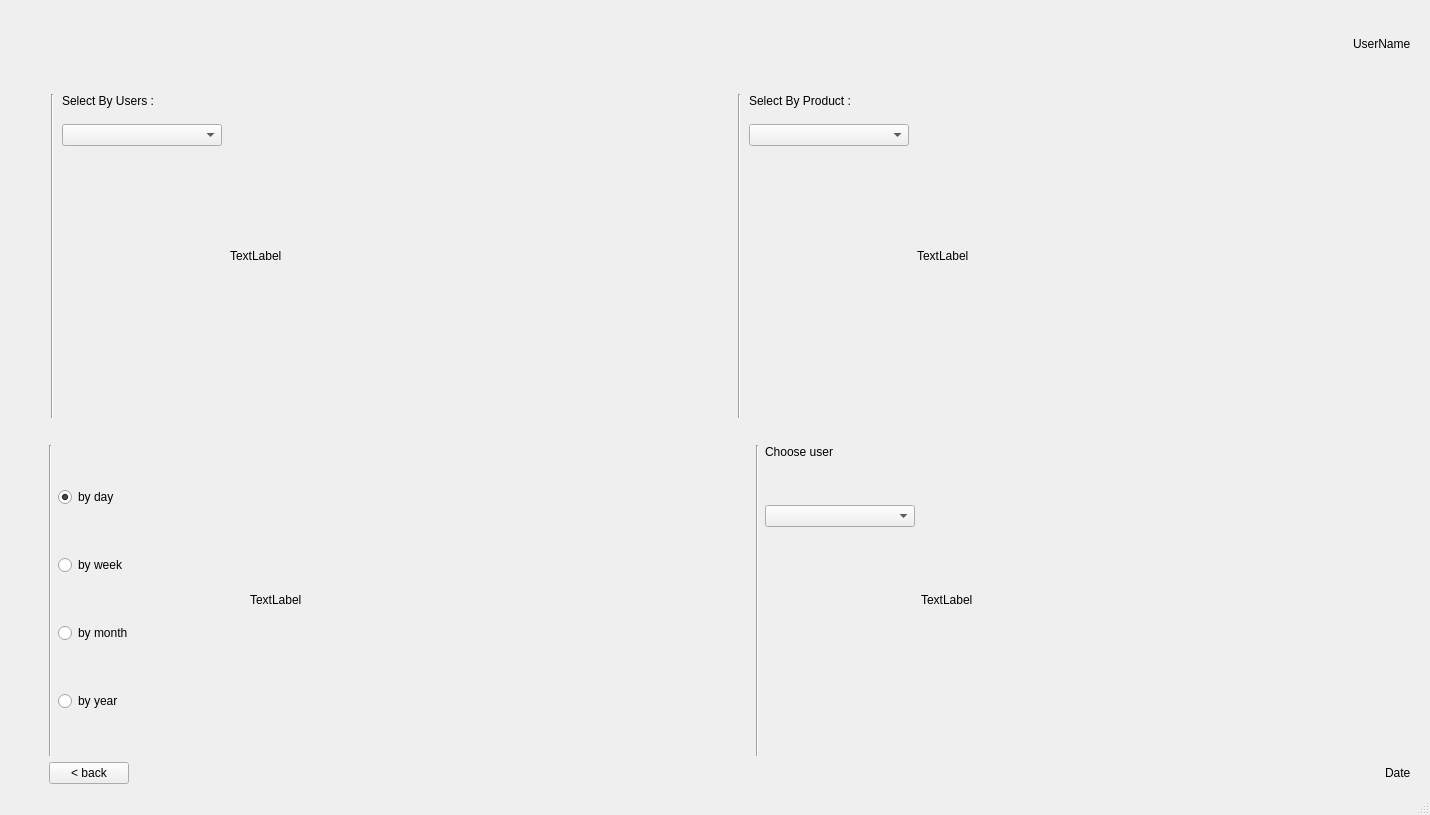
First picture: the form in ui/statistics.ui, repository HamzaMPSY/qt_app_mts, before the edit.
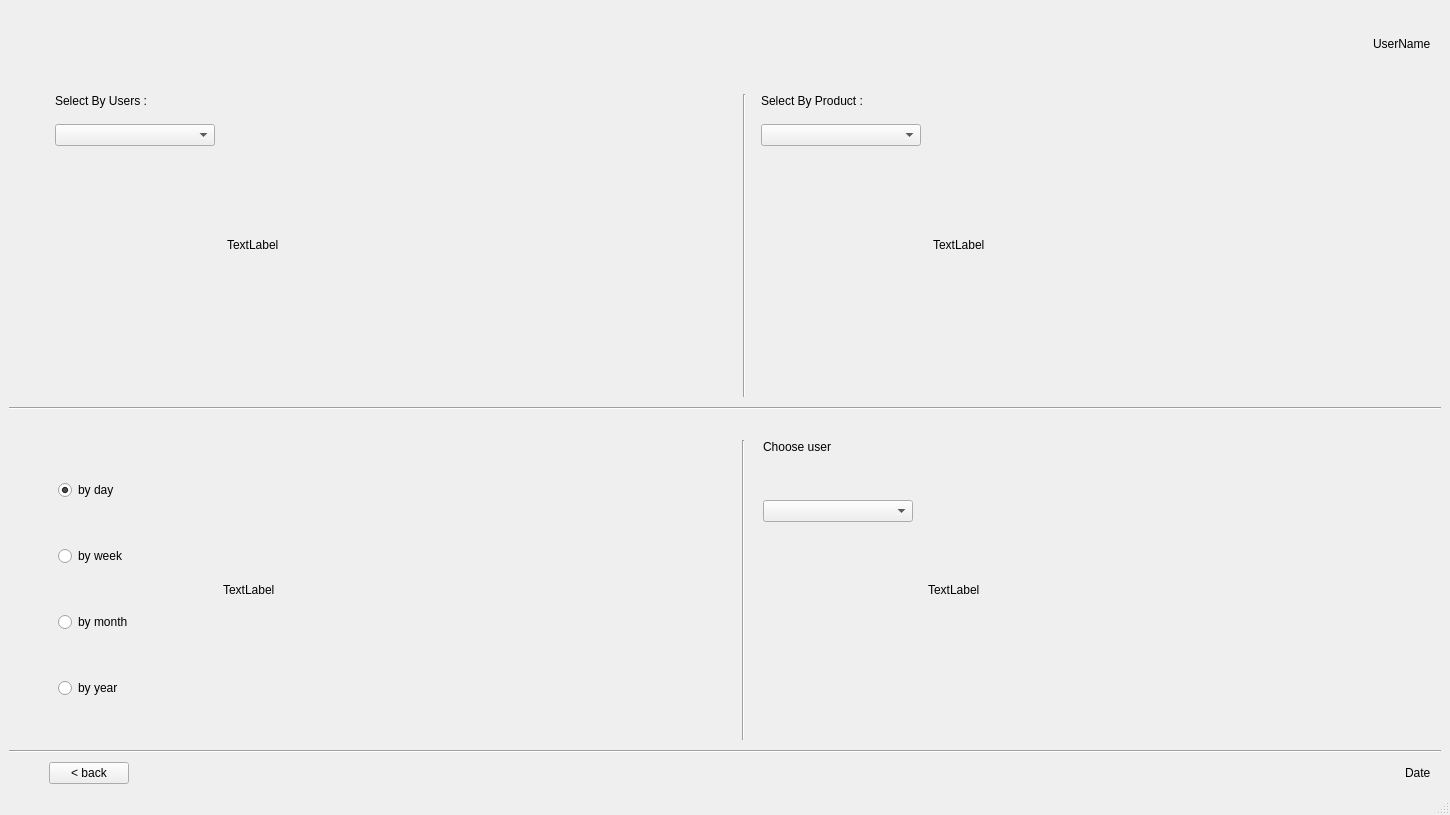
Second picture: the form after the edit. Icons and pictures are not drawn.

Diff of the .ui file:
```diff
--- a/ui/statistics.ui
+++ b/ui/statistics.ui
@@ -6,7 +6,7 @@
    <rect>
     <x>0</x>
     <y>0</y>
-    <width>1430</width>
+    <width>1450</width>
     <height>815</height>
    </rect>
   </property>
@@ -131,13 +131,6 @@
         </property>
        </spacer>
       </item>
-      <item>
-       <widget class="Line" name="line_3">
-        <property name="orientation">
-         <enum>Qt::Vertical</enum>
-        </property>
-       </widget>
-      </item>
       <item>
        <layout class="QVBoxLayout" name="verticalLayout_3">
         <item>
@@ -237,6 +230,18 @@
       </item>
       <item>
        <widget class="Line" name="line">
+        <property name="sizePolicy">
+         <sizepolicy hsizetype="Fixed" vsizetype="Minimum">
+          <horstretch>0</horstretch>
+          <verstretch>0</verstretch>
+         </sizepolicy>
+        </property>
+        <property name="minimumSize">
+         <size>
+          <width>10</width>
+          <height>10</height>
+         </size>
+        </property>
         <property name="orientation">
          <enum>Qt::Vertical</enum>
         </property>
@@ -335,6 +340,19 @@
       </item>
      </layout>
     </item>
+    <item>
+     <widget class="Line" name="line_5">
+      <property name="minimumSize">
+       <size>
+        <width>0</width>
+        <height>10</height>
+       </size>
+      </property>
+      <property name="orientation">
+       <enum>Qt::Horizontal</enum>
+      </property>
+     </widget>
+    </item>
     <item>
      <layout class="QHBoxLayout" name="horizontalLayout_8">
       <property name="topMargin">
@@ -356,20 +374,13 @@
         </property>
        </spacer>
       </item>
-      <item>
-       <widget class="Line" name="line_4">
-        <property name="orientation">
-         <enum>Qt::Vertical</enum>
-        </property>
-       </widget>
-      </item>
       <item>
        <layout class="QVBoxLayout" name="verticalLayout_4">
         <item>
          <widget class="QRadioButton" name="radioButton1">
           <property name="maximumSize">
            <size>
-            <width>200</width>
+            <width>150</width>
             <height>16777215</height>
            </size>
           </property>
@@ -388,7 +399,7 @@
          <widget class="QRadioButton" name="radioButton2">
           <property name="maximumSize">
            <size>
-            <width>200</width>
+            <width>150</width>
             <height>16777215</height>
            </size>
           </property>
@@ -401,7 +412,7 @@
          <widget class="QRadioButton" name="radioButton3">
           <property name="maximumSize">
            <size>
-            <width>200</width>
+            <width>150</width>
             <height>16777215</height>
            </size>
           </property>
@@ -414,7 +425,7 @@
          <widget class="QRadioButton" name="radioButton4">
           <property name="maximumSize">
            <size>
-            <width>200</width>
+            <width>150</width>
             <height>16777215</height>
            </size>
           </property>
@@ -437,7 +448,7 @@
           </property>
           <property name="maximumSize">
            <size>
-            <width>500</width>
+            <width>495</width>
             <height>300</height>
            </size>
           </property>
@@ -453,6 +464,18 @@
       </item>
       <item>
        <widget class="Line" name="line_2">
+        <property name="sizePolicy">
+         <sizepolicy hsizetype="Fixed" vsizetype="Minimum">
+          <horstretch>0</horstretch>
+          <verstretch>0</verstretch>
+         </sizepolicy>
+        </property>
+        <property name="minimumSize">
+         <size>
+          <width>10</width>
+          <height>10</height>
+         </size>
+        </property>
         <property name="orientation">
          <enum>Qt::Vertical</enum>
         </property>
@@ -536,6 +559,19 @@
       </item>
      </layout>
     </item>
+    <item>
+     <widget class="Line" name="line_6">
+      <property name="minimumSize">
+       <size>
+        <width>0</width>
+        <height>10</height>
+       </size>
+      </property>
+      <property name="orientation">
+       <enum>Qt::Horizontal</enum>
+      </property>
+     </widget>
+    </item>
     <item>
      <layout class="QHBoxLayout" name="horizontalLayout_7">
       <property name="topMargin">
```
